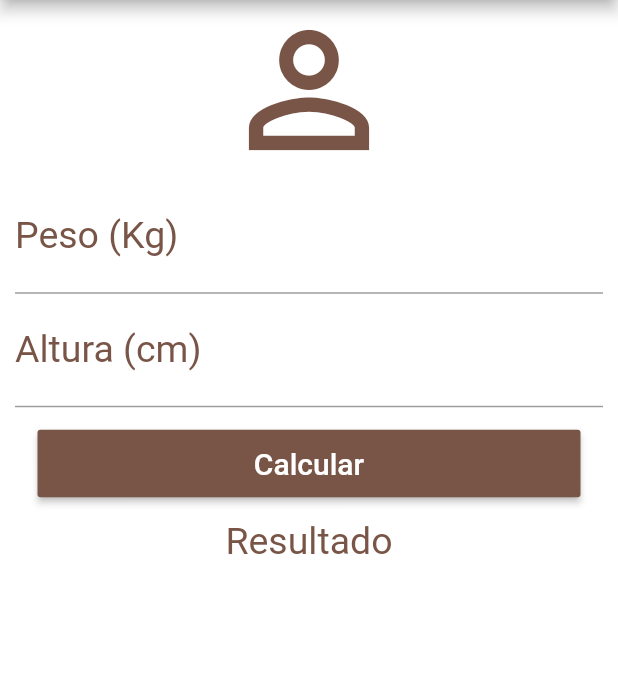
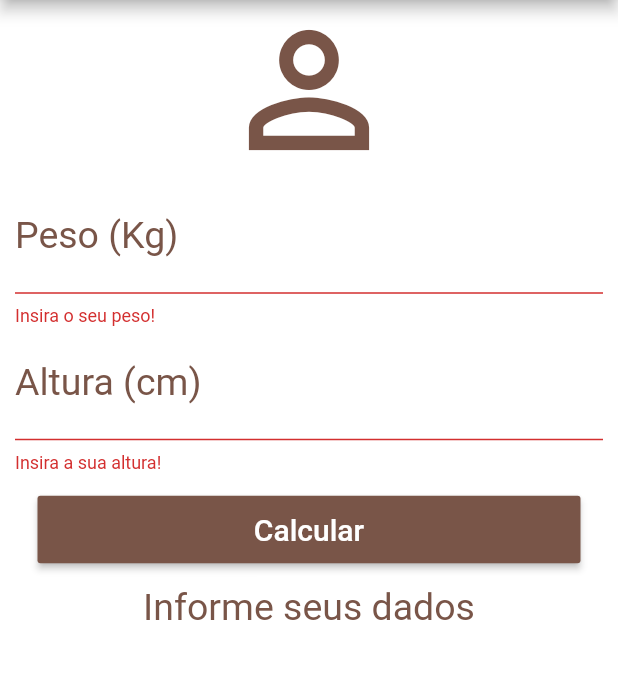
Before and after one commit to JoaoPauloLaurindo/Calculadora-de-IMC, a Flutter app: the screen it shows after launch, after a tap on "Calcular", on a phone screen of 412 x 824 dp, the part 84-763 px from its top. Run offline on Flutter 3.47's test engine with Material 2 defaults, Android fonts, the phone set to English and light mode, and no system bars.

```diff
--- a/lib/main.dart
+++ b/lib/main.dart
@@ -3,7 +3,7 @@ import 'package:flutter/material.dart';
 void main() {
   runApp(
     MaterialApp(
-      debugShowCheckedModeBanner: true,
+      debugShowCheckedModeBanner: false,
       home: Home(),
     ),
   );
@@ -15,6 +15,47 @@ class Home extends StatefulWidget {
 }
 
 class _HomeState extends State<Home> {
+  TextEditingController pesoController = TextEditingController();
+  TextEditingController alturaController = TextEditingController();
+
+  GlobalKey<FormState> _formKey = GlobalKey<FormState>();
+
+  String _infoText = "Informe seus dados";
+
+  void resetTexts() {
+    pesoController.text = "";
+    alturaController.text = "";
+    setState(() {
+      _infoText = "Informe seus dados";
+      _formKey = GlobalKey<FormState>();
+    });
+  }
+
+  void calculo() {
+    if (pesoController.text == null) {
+      AlertDialog(
+        title: Text("O Peso não pode estar vazio!"),
+      );
+    } else {
+      setState(() {
+        double peso = double.parse(pesoController.text);
+        double altura = double.parse(alturaController.text) /
+            100; // transformando em metros
+        double imc = peso / (altura * altura);
+
+        if (imc < 18.6) {
+          _infoText = "Abaixo do Peso! (${imc.toStringAsPrecision(3)})";
+        } else if (imc < 25) {
+          _infoText = "Peso Normal! (${imc.toStringAsPrecision(3)})";
+        } else if (imc < 30) {
+          _infoText = "Sobre Peso! (${imc.toStringAsPrecision(3)})";
+        } else {
+          _infoText = "Obesidade! (${imc.toStringAsPrecision(3)})";
+        }
+      });
+    }
+  }
+
   @override
   Widget build(BuildContext context) {
     return Scaffold(
@@ -28,13 +69,17 @@ class _HomeState extends State<Home> {
               Icons.refresh,
               color: Colors.white,
             ),
-            onPressed: () {},
+            onPressed: () {
+              resetTexts();
+            },
           ),
         ],
       ),
       backgroundColor: Colors.white,
       body: SingleChildScrollView(
         padding: EdgeInsets.fromLTRB(10, 0, 10, 0),
+        child: Form(
+          key: _formKey,
           child: Column(
             crossAxisAlignment: CrossAxisAlignment.stretch,
             children: <Widget>[
@@ -43,7 +88,8 @@ class _HomeState extends State<Home> {
                 size: 120,
                 color: Colors.brown,
               ),
-            TextField(
+              TextFormField(
+                controller: pesoController,
                 keyboardType: TextInputType.number,
                 decoration: InputDecoration(
                   labelText: "Peso (Kg)",
@@ -51,8 +97,14 @@ class _HomeState extends State<Home> {
                 ),
                 textAlign: TextAlign.center,
                 style: TextStyle(color: Colors.brown, fontSize: 25),
+                validator: (value) {
+                  if (value.isEmpty) {
+                    return "Insira o seu peso!";
+                  }
+                },
               ),
-            TextField(
+              TextFormField(
+                controller: alturaController,
                 keyboardType: TextInputType.number,
                 decoration: InputDecoration(
                   labelText: "Altura (cm)",
@@ -60,13 +112,22 @@ class _HomeState extends State<Home> {
                 ),
                 textAlign: TextAlign.center,
                 style: TextStyle(color: Colors.brown, fontSize: 25),
+                validator: (value) {
+                  if (value.isEmpty) {
+                    return "Insira a sua altura!";
+                  }
+                },
               ),
               Padding(
                 padding: EdgeInsets.all(15),
                 child: Container(
                   height: 45,
                   child: RaisedButton(
-                  onPressed: () {},
+                    onPressed: () {
+                      if (_formKey.currentState.validate()) {
+                        calculo();
+                      }
+                    },
                     child: Text(
                       "Calcular",
                       style: TextStyle(
@@ -79,7 +140,7 @@ class _HomeState extends State<Home> {
                 ),
               ),
               Text(
-              "Resultado",
+                _infoText,
                 textAlign: TextAlign.center,
                 style: TextStyle(
                   color: Colors.brown,
@@ -89,6 +150,7 @@ class _HomeState extends State<Home> {
             ],
           ),
         ),
+      ),
     );
   }
 }
```
Lines whose indentation alone changed are shown as unchanged.
